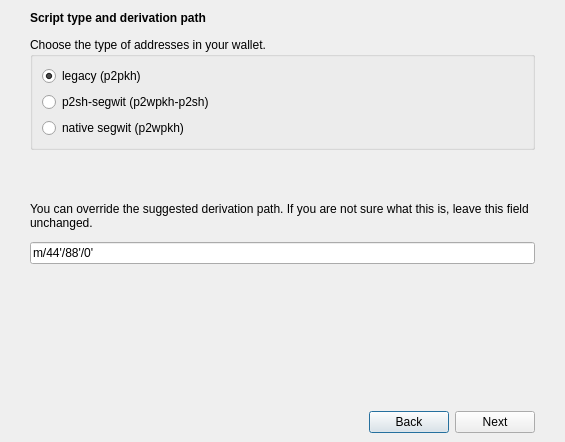
Before: the Qt Designer form src/qt/forms/derivationpathdialog.ui in qtumproject/qtum, drawn with Qt 5.
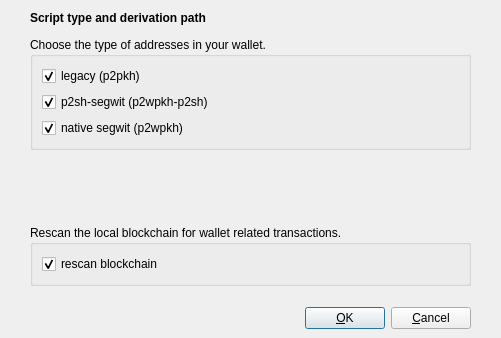
After: the same form once the commit is applied.

Commit message: Update derivation path dialog

Diff of the .ui file:
```diff
--- a/src/qt/forms/derivationpathdialog.ui
+++ b/src/qt/forms/derivationpathdialog.ui
@@ -6,8 +6,8 @@
    <rect>
     <x>0</x>
     <y>0</y>
-    <width>565</width>
-    <height>442</height>
+    <width>501</width>
+    <height>338</height>
    </rect>
   </property>
   <property name="windowTitle">
@@ -56,7 +56,10 @@
          </property>
          <layout class="QVBoxLayout" name="verticalLayout_4">
           <item>
-           <widget class="QRadioButton" name="rbLegacy">
+           <widget class="QCheckBox" name="cbLegacy">
+            <property name="enabled">
+             <bool>true</bool>
+            </property>
             <property name="text">
              <string>legacy (p2pkh)</string>
             </property>
@@ -66,17 +69,23 @@
            </widget>
           </item>
           <item>
-           <widget class="QRadioButton" name="rbP2SH">
+           <widget class="QCheckBox" name="cbP2SH">
             <property name="text">
              <string>p2sh-segwit (p2wpkh-p2sh)</string>
             </property>
+            <property name="checked">
+             <bool>true</bool>
+            </property>
            </widget>
           </item>
           <item>
-           <widget class="QRadioButton" name="rbSegWit">
+           <widget class="QCheckBox" name="cbSegWit">
             <property name="text">
              <string>native segwit (p2wpkh)</string>
             </property>
+            <property name="checked">
+             <bool>true</bool>
+            </property>
            </widget>
           </item>
          </layout>
@@ -88,7 +97,7 @@
           <enum>Qt::Vertical</enum>
          </property>
          <property name="sizeType">
-          <enum>QSizePolicy::Fixed</enum>
+          <enum>QSizePolicy::Expanding</enum>
          </property>
          <property name="sizeHint" stdset="0">
           <size>
@@ -99,39 +108,28 @@
         </spacer>
        </item>
        <item>
-        <widget class="QLabel" name="labelDerivationPath">
-         <property name="text">
-          <string>You can override the suggested derivation path. If you are not sure what this is, leave this field unchanged.</string>
+        <widget class="QGroupBox" name="groupBoxRescan">
+         <property name="title">
+          <string>Rescan the local blockchain for wallet related transactions.</string>
          </property>
-         <property name="wordWrap">
-          <bool>true</bool>
-         </property>
-        </widget>
-       </item>
-       <item>
-        <widget class="QLineEdit" name="lineEditDerivationPath">
-         <property name="text">
-          <string>m/44'/88'/0'</string>
-         </property>
+         <layout class="QVBoxLayout" name="verticalLayout_5">
+          <item>
+           <widget class="QCheckBox" name="cbRescan">
+            <property name="text">
+             <string>rescan blockchain</string>
+            </property>
+            <property name="checked">
+             <bool>true</bool>
+            </property>
+           </widget>
+          </item>
+         </layout>
         </widget>
        </item>
       </layout>
      </item>
     </layout>
    </item>
-   <item>
-    <spacer name="verticalSpacer">
-     <property name="orientation">
-      <enum>Qt::Vertical</enum>
-     </property>
-     <property name="sizeHint" stdset="0">
-      <size>
-       <width>20</width>
-       <height>40</height>
-      </size>
-     </property>
-    </spacer>
-   </item>
    <item>
     <widget class="QWidget" name="buttonsContainerWhite" native="true">
      <layout class="QHBoxLayout" name="horizontalLayout_2">
@@ -160,14 +158,14 @@
       <item>
        <widget class="QPushButton" name="backButton">
         <property name="text">
-         <string>Back</string>
+         <string>&amp;OK</string>
         </property>
        </widget>
       </item>
       <item>
        <widget class="QPushButton" name="nextButton">
         <property name="text">
-         <string>Next</string>
+         <string>&amp;Cancel</string>
         </property>
        </widget>
       </item>
```
Left out of the diff: 4 changed lines with no effect on the pictures. The commit also changes 6 other files.
